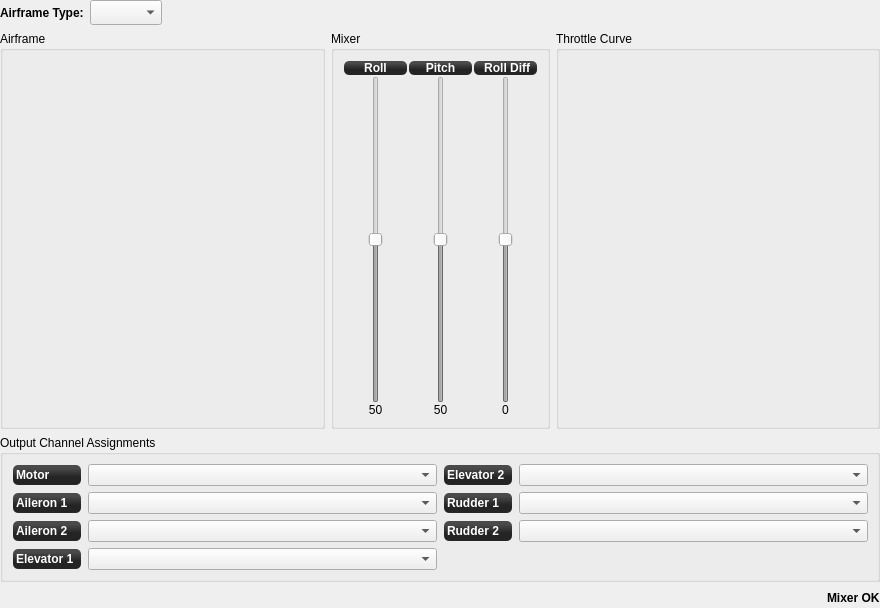
Old version of the form ground/gcs/src/plugins/config/airframe_fixedwing.ui in the repository librepilot/LibrePilot.
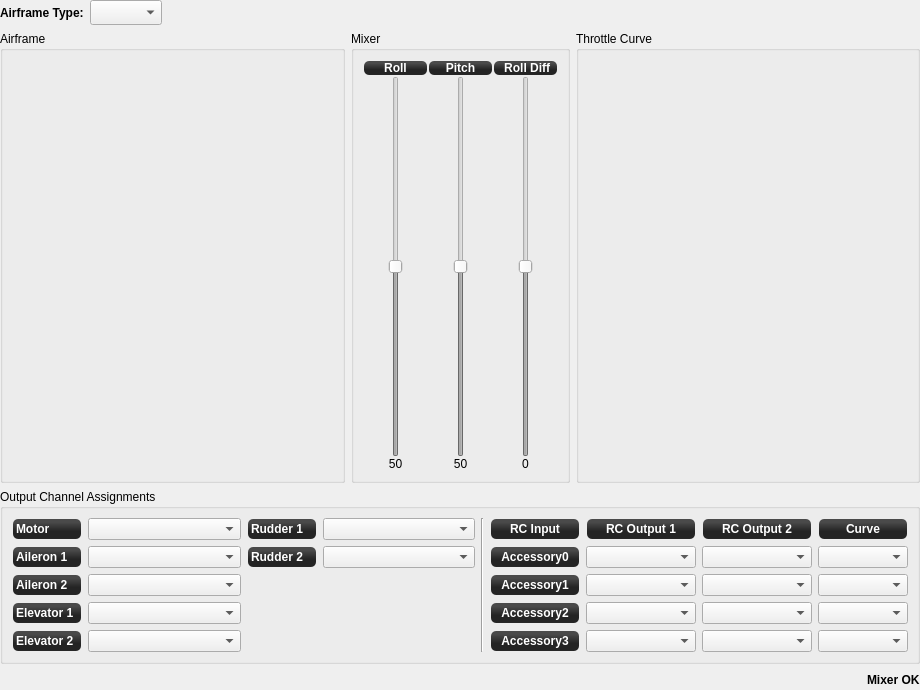
New version of the form. Custom widgets are drawn as their Qt base class.

Commit message:
LP-178 Add Accessory > Output mapping for fixed Wing.
Two outputs per accessory can be set for spoiler control.

Diff of the .ui file:
```diff
--- a/ground/gcs/src/plugins/config/airframe_fixedwing.ui
+++ b/ground/gcs/src/plugins/config/airframe_fixedwing.ui
@@ -6,8 +6,8 @@
    <rect>
     <x>0</x>
     <y>0</y>
-    <width>880</width>
-    <height>608</height>
+    <width>920</width>
+    <height>690</height>
    </rect>
   </property>
   <property name="windowTitle">
@@ -66,8 +66,8 @@
         </property>
         <property name="minimumSize">
          <size>
-          <width>10</width>
-          <height>10</height>
+          <width>250</width>
+          <height>250</height>
          </size>
         </property>
         <property name="styleSheet">
@@ -130,8 +130,8 @@
         </property>
         <property name="minimumSize">
          <size>
-          <width>10</width>
-          <height>10</height>
+          <width>250</width>
+          <height>250</height>
          </size>
         </property>
         <property name="sizeIncrement">
@@ -514,7 +514,7 @@
      <property name="title">
       <string>Output Channel Assignments</string>
      </property>
-     <layout class="QGridLayout" name="gridLayout_7" columnstretch="1,1">
+     <layout class="QGridLayout" name="gridLayout_7" columnstretch="1,1,0,0">
       <property name="leftMargin">
        <number>9</number>
       </property>
@@ -538,42 +538,6 @@
         <property name="verticalSpacing">
          <number>6</number>
         </property>
-        <item row="0" column="0">
-         <widget class="QLabel" name="fwElevator2Label">
-          <property name="minimumSize">
-           <size>
-            <width>70</width>
-            <height>0</height>
-           </size>
-          </property>
-          <property name="styleSheet">
-           <string notr="true">background-color: qlineargradient(spread:reflect, x1:0.507, y1:0, x2:0.507, y2:0.772, stop:0.208955 rgba(74, 74, 74, 255), stop:0.78607 rgba(36, 36, 36, 255));
-color: rgb(255, 255, 255);
-border-radius: 5;
-font: bold 12px;
-margin:1px;</string>
-          </property>
-          <property name="text">
-           <string>Elevator 2</string>
-          </property>
-         </widget>
-        </item>
-        <item row="0" column="1">
-         <widget class="QComboBox" name="fwElevator2ChannelBox">
-          <property name="enabled">
-           <bool>true</bool>
-          </property>
-          <property name="sizePolicy">
-           <sizepolicy hsizetype="Preferred" vsizetype="Fixed">
-            <horstretch>0</horstretch>
-            <verstretch>0</verstretch>
-           </sizepolicy>
-          </property>
-          <property name="toolTip">
-           <string>Assign your output channel</string>
-          </property>
-         </widget>
-        </item>
         <item row="1" column="0">
          <widget class="QLabel" name="fwRudder1Label">
           <property name="minimumSize">
@@ -755,8 +719,458 @@
           </property>
          </widget>
         </item>
+        <item row="4" column="0">
+         <widget class="QLabel" name="fwElevator2Label">
+          <property name="minimumSize">
+           <size>
+            <width>70</width>
+            <height>0</height>
+           </size>
+          </property>
+          <property name="styleSheet">
+           <string notr="true">background-color: qlineargradient(spread:reflect, x1:0.507, y1:0, x2:0.507, y2:0.772, stop:0.208955 rgba(74, 74, 74, 255), stop:0.78607 rgba(36, 36, 36, 255));
+color: rgb(255, 255, 255);
+border-radius: 5;
+font: bold 12px;
+margin:1px;</string>
+          </property>
+          <property name="text">
+           <string>Elevator 2</string>
+          </property>
+         </widget>
+        </item>
+        <item row="4" column="1">
+         <widget class="QComboBox" name="fwElevator2ChannelBox">
+          <property name="enabled">
+           <bool>true</bool>
+          </property>
+          <property name="sizePolicy">
+           <sizepolicy hsizetype="Preferred" vsizetype="Fixed">
+            <horstretch>0</horstretch>
+            <verstretch>0</verstretch>
+           </sizepolicy>
+          </property>
+          <property name="toolTip">
+           <string>Assign your output channel</string>
+          </property>
+         </widget>
+        </item>
        </layout>
       </item>
+      <item row="0" column="3" rowspan="2">
+       <layout class="QGridLayout" name="gridLayout_4" columnstretch="0,0,0,0" columnminimumwidth="0,0,0,0">
+        <property name="sizeConstraint">
+         <enum>QLayout::SetMaximumSize</enum>
+        </property>
+        <property name="leftMargin">
+         <number>0</number>
+        </property>
+        <item row="2" column="3">
+         <widget class="QComboBox" name="rcOutputCurveBoxFw2">
+          <property name="toolTip">
+           <string>Select output curve for Accessory1 RcInput</string>
+          </property>
+         </widget>
+        </item>
+        <item row="1" column="1">
+         <widget class="QComboBox" name="rcOutputChannelBoxFw1">
+          <property name="sizePolicy">
+           <sizepolicy hsizetype="MinimumExpanding" vsizetype="Fixed">
+            <horstretch>0</horstretch>
+            <verstretch>0</verstretch>
+           </sizepolicy>
+          </property>
+          <property name="minimumSize">
+           <size>
+            <width>0</width>
+            <height>0</height>
+           </size>
+          </property>
+          <property name="toolTip">
+           <string>Select output channel for Accessory0 RcInput</string>
+          </property>
+         </widget>
+        </item>
+        <item row="1" column="0">
+         <widget class="QLabel" name="label_13">
+          <property name="sizePolicy">
+           <sizepolicy hsizetype="Preferred" vsizetype="Preferred">
+            <horstretch>0</horstretch>
+            <verstretch>0</verstretch>
+           </sizepolicy>
+          </property>
+          <property name="minimumSize">
+           <size>
+            <width>90</width>
+            <height>0</height>
+           </size>
+          </property>
+          <property name="styleSheet">
+           <string notr="true">background-color: qlineargradient(spread:reflect, x1:0.507, y1:0, x2:0.507, y2:0.772, stop:0.208955 rgba(74, 74, 74, 255), stop:0.78607 rgba(36, 36, 36, 255));
+color: rgb(255, 255, 255);
+border-radius: 5;
+font: bold 12px;
+margin:1px;</string>
+          </property>
+          <property name="text">
+           <string>Accessory0</string>
+          </property>
+          <property name="alignment">
+           <set>Qt::AlignCenter</set>
+          </property>
+         </widget>
+        </item>
+        <item row="0" column="0">
+         <widget class="QLabel" name="label_5">
+          <property name="sizePolicy">
+           <sizepolicy hsizetype="Preferred" vsizetype="Preferred">
+            <horstretch>0</horstretch>
+            <verstretch>0</verstretch>
+           </sizepolicy>
+          </property>
+          <property name="minimumSize">
+           <size>
+            <width>90</width>
+            <height>16</height>
+           </size>
+          </property>
+          <property name="styleSheet">
+           <string notr="true">background-color: qlineargradient(spread:reflect, x1:0.507, y1:0, x2:0.507, y2:0.772, stop:0.208955 rgba(74, 74, 74, 255), stop:0.78607 rgba(36, 36, 36, 255));
+color: rgb(255, 255, 255);
+border-radius: 5;
+font: bold 12px;
+margin:1px;</string>
+          </property>
+          <property name="text">
+           <string>RC Input</string>
+          </property>
+          <property name="alignment">
+           <set>Qt::AlignCenter</set>
+          </property>
+         </widget>
+        </item>
+        <item row="2" column="0">
+         <widget class="QLabel" name="label_12">
+          <property name="minimumSize">
+           <size>
+            <width>90</width>
+            <height>0</height>
+           </size>
+          </property>
+          <property name="styleSheet">
+           <string notr="true">background-color: qlineargradient(spread:reflect, x1:0.507, y1:0, x2:0.507, y2:0.772, stop:0.208955 rgba(74, 74, 74, 255), stop:0.78607 rgba(36, 36, 36, 255));
+color: rgb(255, 255, 255);
+border-radius: 5;
+font: bold 12px;
+margin:1px;</string>
+          </property>
+          <property name="text">
+           <string>Accessory1</string>
+          </property>
+          <property name="alignment">
+           <set>Qt::AlignCenter</set>
+          </property>
+         </widget>
+        </item>
+        <item row="0" column="1">
+         <widget class="QLabel" name="label_4">
+          <property name="sizePolicy">
+           <sizepolicy hsizetype="Expanding" vsizetype="Preferred">
+            <horstretch>0</horstretch>
+            <verstretch>0</verstretch>
+           </sizepolicy>
+          </property>
+          <property name="minimumSize">
+           <size>
+            <width>110</width>
+            <height>0</height>
+           </size>
+          </property>
+          <property name="toolTip">
+           <string>RcOutput channels</string>
+          </property>
+          <property name="styleSheet">
+           <string notr="true">background-color: qlineargradient(spread:reflect, x1:0.507, y1:0, x2:0.507, y2:0.772, stop:0.208955 rgba(74, 74, 74, 255), stop:0.78607 rgba(36, 36, 36, 255));
+color: rgb(255, 255, 255);
+border-radius: 5;
+font: bold 12px;
+margin:1px;</string>
+          </property>
+          <property name="text">
+           <string>RC Output 1</string>
+          </property>
+          <property name="alignment">
+           <set>Qt::AlignCenter</set>
+          </property>
+         </widget>
+        </item>
+        <item row="3" column="1">
+         <widget class="QComboBox" name="rcOutputChannelBoxFw3">
+          <property name="sizePolicy">
+           <sizepolicy hsizetype="MinimumExpanding" vsizetype="Fixed">
+            <horstretch>0</horstretch>
+            <verstretch>0</verstretch>
+           </sizepolicy>
+          </property>
+          <property name="minimumSize">
+           <size>
+            <width>0</width>
+            <height>0</height>
+           </size>
+          </property>
+          <property name="toolTip">
+           <string>Select output channel for Accessory2 RcInput</string>
+          </property>
+         </widget>
+        </item>
+        <item row="2" column="1">
+         <widget class="QComboBox" name="rcOutputChannelBoxFw2">
+          <property name="sizePolicy">
+           <sizepolicy hsizetype="MinimumExpanding" vsizetype="Fixed">
+            <horstretch>0</horstretch>
+            <verstretch>0</verstretch>
+           </sizepolicy>
+          </property>
+          <property name="minimumSize">
+           <size>
+            <width>0</width>
+            <height>0</height>
+           </size>
+          </property>
+          <property name="toolTip">
+           <string>Select output channel for Accessory1 RcInput</string>
+          </property>
+         </widget>
+        </item>
+        <item row="3" column="0">
+         <widget class="QLabel" name="label_14">
+          <property name="minimumSize">
+           <size>
+            <width>90</width>
+            <height>0</height>
+           </size>
+          </property>
+          <property name="styleSheet">
+           <string notr="true">background-color: qlineargradient(spread:reflect, x1:0.507, y1:0, x2:0.507, y2:0.772, stop:0.208955 rgba(74, 74, 74, 255), stop:0.78607 rgba(36, 36, 36, 255));
+color: rgb(255, 255, 255);
+border-radius: 5;
+font: bold 12px;
+margin:1px;</string>
+          </property>
+          <property name="text">
+           <string>Accessory2</string>
+          </property>
+          <property name="alignment">
+           <set>Qt::AlignCenter</set>
+          </property>
+         </widget>
+        </item>
+        <item row="0" column="3">
+         <widget class="QLabel" name="label_15">
+          <property name="minimumSize">
+           <size>
+            <width>90</width>
+            <height>0</height>
+           </size>
+          </property>
+          <property name="toolTip">
+           <string>RcOutput curve</string>
+          </property>
+          <property name="styleSheet">
+           <string notr="true">background-color: qlineargradient(spread:reflect, x1:0.507, y1:0, x2:0.507, y2:0.772, stop:0.208955 rgba(74, 74, 74, 255), stop:0.78607 rgba(36, 36, 36, 255));
+color: rgb(255, 255, 255);
+border-radius: 5;
+font: bold 12px;
+margin:1px;</string>
+          </property>
+          <property name="text">
+           <string>Curve</string>
+          </property>
+          <property name="alignment">
+           <set>Qt::AlignCenter</set>
+          </property>
+         </widget>
+        </item>
+        <item row="1" column="3">
+         <widget class="QComboBox" name="rcOutputCurveBoxFw1">
+          <property name="toolTip">
+           <string>Select output curve for Accessory0 RcInput</string>
+          </property>
+         </widget>
+        </item>
+        <item row="4" column="3">
+         <widget class="QComboBox" name="rcOutputCurveBoxFw4">
+          <property name="toolTip">
+           <string>Select output curve for Accessory3 RcInput</string>
+          </property>
+         </widget>
+        </item>
+        <item row="3" column="3">
+         <widget class="QComboBox" name="rcOutputCurveBoxFw3">
+          <property name="toolTip">
+           <string>Select output curve for Accessory2 RcInput</string>
+          </property>
+         </widget>
+        </item>
+        <item row="4" column="0">
+         <widget class="QLabel" name="label_16">
+          <property name="minimumSize">
+           <size>
+            <width>90</width>
+            <height>0</height>
+           </size>
+          </property>
+          <property name="styleSheet">
+           <string notr="true">background-color: qlineargradient(spread:reflect, x1:0.507, y1:0, x2:0.507, y2:0.772, stop:0.208955 rgba(74, 74, 74, 255), stop:0.78607 rgba(36, 36, 36, 255));
+color: rgb(255, 255, 255);
+border-radius: 5;
+font: bold 12px;
+margin:1px;</string>
+          </property>
+          <property name="text">
+           <string>Accessory3</string>
+          </property>
+          <property name="alignment">
+           <set>Qt::AlignCenter</set>
+          </property>
+         </widget>
+        </item>
+        <item row="4" column="1">
+         <widget class="QComboBox" name="rcOutputChannelBoxFw4">
+          <property name="sizePolicy">
+           <sizepolicy hsizetype="MinimumExpanding" vsizetype="Fixed">
+            <horstretch>0</horstretch>
+            <verstretch>0</verstretch>
+           </sizepolicy>
+          </property>
+          <property name="minimumSize">
+           <size>
+            <width>0</width>
+            <height>0</height>
+           </size>
+          </property>
+          <property name="toolTip">
+           <string>Select output channel for Accessory3 RcInput</string>
+          </property>
+         </widget>
+        </item>
+        <item row="0" column="2">
+         <widget class="QLabel" name="label_6">
+          <property name="sizePolicy">
+           <sizepolicy hsizetype="Expanding" vsizetype="Preferred">
+            <horstretch>0</horstretch>
+            <verstretch>0</verstretch>
+           </sizepolicy>
+          </property>
+          <property name="minimumSize">
+           <size>
+            <width>110</width>
+            <height>0</height>
+           </size>
+          </property>
+          <property name="toolTip">
+           <string>RcOutput channels</string>
+          </property>
+          <property name="styleSheet">
+           <string notr="true">background-color: qlineargradient(spread:reflect, x1:0.507, y1:0, x2:0.507, y2:0.772, stop:0.208955 rgba(74, 74, 74, 255), stop:0.78607 rgba(36, 36, 36, 255));
+color: rgb(255, 255, 255);
+border-radius: 5;
+font: bold 12px;
+margin:1px;</string>
+          </property>
+          <property name="text">
+           <string>RC Output 2</string>
+          </property>
+          <property name="alignment">
+           <set>Qt::AlignCenter</set>
+          </property>
+         </widget>
+        </item>
+        <item row="1" column="2">
+         <widget class="QComboBox" name="rcOutputChannelBoxFw1_2">
+          <property name="sizePolicy">
+           <sizepolicy hsizetype="MinimumExpanding" vsizetype="Fixed">
+            <horstretch>0</horstretch>
+            <verstretch>0</verstretch>
+           </sizepolicy>
+          </property>
+          <property name="minimumSize">
+           <size>
+            <width>0</width>
+            <height>0</height>
+           </size>
+          </property>
+          <property name="toolTip">
+           <string>Select output channel for Accessory0 RcInput</string>
+          </property>
+         </widget>
+        </item>
+        <item row="2" column="2">
+         <widget class="QComboBox" name="rcOutputChannelBoxFw2_2">
+          <property name="sizePolicy">
+           <sizepolicy hsizetype="MinimumExpanding" vsizetype="Fixed">
+            <horstretch>0</horstretch>
+            <verstretch>0</verstretch>
+           </sizepolicy>
+          </property>
+          <property name="minimumSize">
+           <size>
+            <width>0</width>
+            <height>0</height>
+           </size>
+          </property>
+          <property name="toolTip">
+           <string>Select output channel for Accessory1 RcInput</string>
+          </property>
+         </widget>
+        </item>
+        <item row="3" column="2">
+         <widget class="QComboBox" name="rcOutputChannelBoxFw3_2">
+          <property name="sizePolicy">
+           <sizepolicy hsizetype="MinimumExpanding" vsizetype="Fixed">
+            <horstretch>0</horstretch>
+            <verstretch>0</verstretch>
+           </sizepolicy>
+          </property>
+          <property name="minimumSize">
+           <size>
+            <width>0</width>
+            <height>0</height>
+           </size>
+          </property>
+          <property name="toolTip">
+           <string>Select output channel for Accessory2 RcInput</string>
+          </property>
+         </widget>
+        </item>
+        <item row="4" column="2">
+         <widget class="QComboBox" name="rcOutputChannelBoxFw4_2">
+          <property name="sizePolicy">
+           <sizepolicy hsizetype="MinimumExpanding" vsizetype="Fixed">
+            <horstretch>0</horstretch>
+            <verstretch>0</verstretch>
+           </sizepolicy>
+          </property>
+          <property name="minimumSize">
+           <size>
+            <width>0</width>
+            <height>0</height>
+           </size>
+          </property>
+          <property name="toolTip">
+           <string>Select output channel for Accessory3 RcInput</string>
+          </property>
+         </widget>
+        </item>
+       </layout>
+      </item>
+      <item row="0" column="2" rowspan="2">
+       <widget class="Line" name="line">
+        <property name="orientation">
+         <enum>Qt::Vertical</enum>
+        </property>
+       </widget>
+      </item>
      </layout>
     </widget>
    </item>
```
The commit also changes 8 other files.
